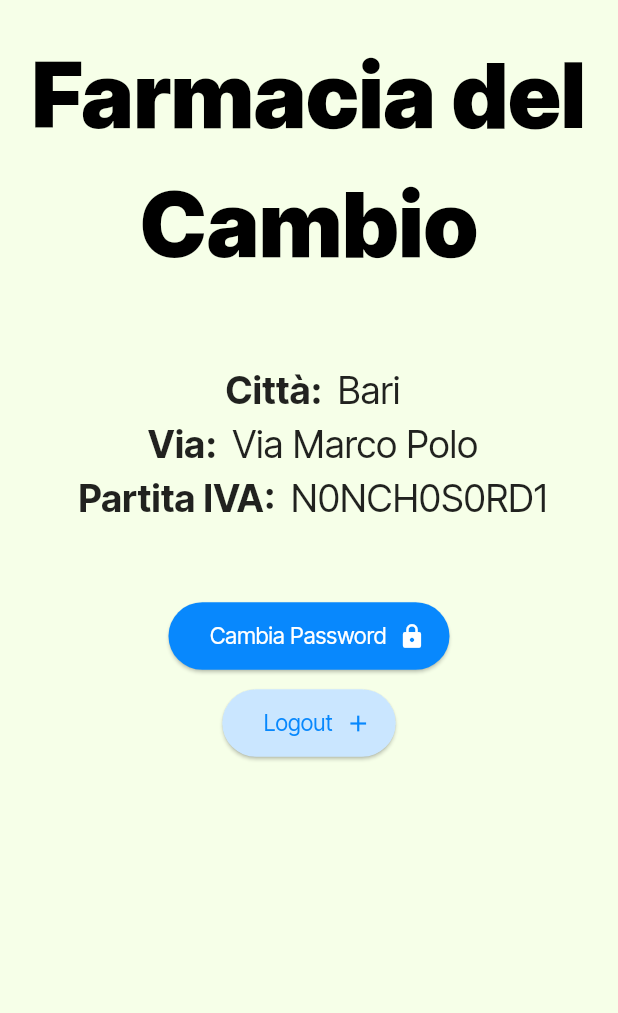
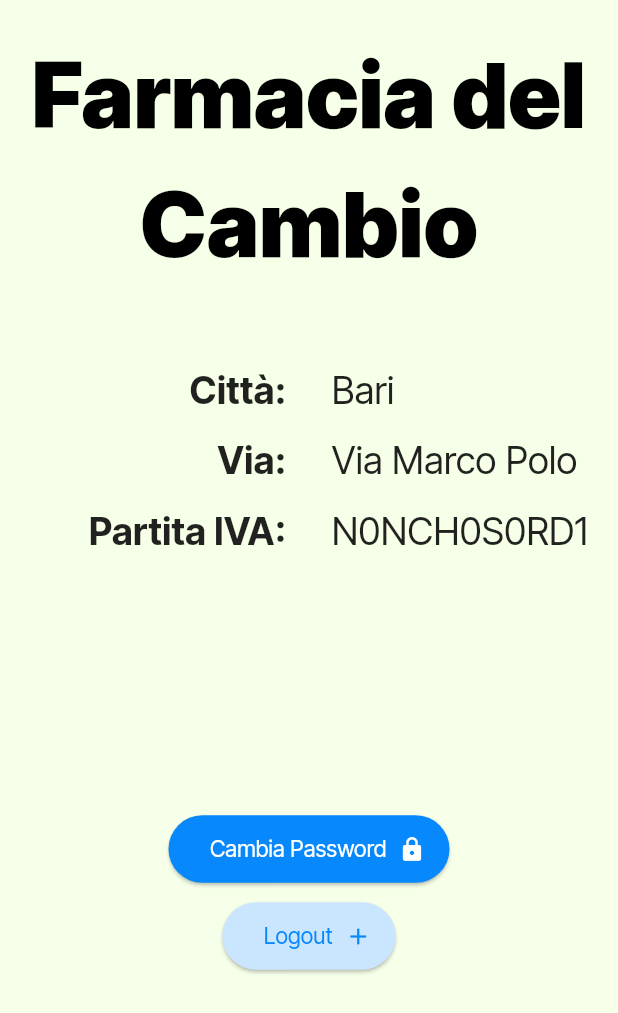
Before and after one commit to FLopriore/pharmate_farmacia, a Flutter app: the ProfilePage screen opened directly, on a phone screen of 412 x 824 dp. Shown: the top 1013 px of the screen. Run offline on Flutter 3.47's test engine with Material 2 defaults, Android fonts, the phone set to English and light mode, and no system bars; our stand-ins replace google_fonts.

Commit message:
Improved profile page

```diff
--- a/lib/screens/profile_page.dart
+++ b/lib/screens/profile_page.dart
@@ -21,9 +21,35 @@ class ProfilePage extends StatelessWidget {
               textAlign: TextAlign.center,
             ),
               const SizedBox(height: 50,),
+              /*
               const ProfileEntry(textParam: "Città: ", textEntry: 'Bari'),
               const ProfileEntry(textParam: "Via: ", textEntry: 'Via Marco Polo'),
-              const ProfileEntry(textParam: "Partita IVA: ", textEntry: 'N0NCH0S0RD1'),
+              const ProfileEntry(textParam: "Partita IVA: ", textEntry: 'N0NCH0S0RD1'),*/
+
+              /*
+                  Text('Città: ',style: const TextStyle(fontWeight: FontWeight.bold,fontSize: 25),textAlign: TextAlign.end,),
+                  Text('Bari',style: const TextStyle(fontWeight: FontWeight.normal,fontSize: 25),textAlign: TextAlign.start,),
+                  Text('Via: ',style: const TextStyle(fontWeight: FontWeight.bold,fontSize: 25),textAlign: TextAlign.end,),
+                  Text('Via Marco Polo',style: const TextStyle(fontWeight: FontWeight.normal,fontSize: 25),textAlign: TextAlign.start,),
+                  Text('Partita IVA: ',style: const TextStyle(fontWeight: FontWeight.bold,fontSize: 25),textAlign: TextAlign.end,),
+                  Text('N0NCH0S0RD1',style: const TextStyle(fontWeight: FontWeight.normal,fontSize: 25),textAlign: TextAlign.start,), */
+              SizedBox(width: 400, height: 250,
+              child:GridView.count(
+                  shrinkWrap: true,
+                  primary: false,
+                  crossAxisSpacing: 30,
+                  mainAxisSpacing: 10,
+                  childAspectRatio: 5,
+                  crossAxisCount: 2,
+                  children: <Widget>[
+                  Text('Città: ',style: const TextStyle(fontWeight: FontWeight.bold,fontSize: 25),textAlign: TextAlign.end,),
+                  Text('Bari',style: const TextStyle(fontWeight: FontWeight.normal,fontSize: 25),textAlign: TextAlign.start,),
+                  Text('Via: ',style: const TextStyle(fontWeight: FontWeight.bold,fontSize: 25),textAlign: TextAlign.end,),
+                  Text('Via Marco Polo',style: const TextStyle(fontWeight: FontWeight.normal,fontSize: 25),textAlign: TextAlign.start,),
+                  Text('Partita IVA: ',style: const TextStyle(fontWeight: FontWeight.bold,fontSize: 25),textAlign: TextAlign.end,),
+                  Text('N0NCH0S0RD1',style: const TextStyle(fontWeight: FontWeight.normal,fontSize: 25),textAlign: TextAlign.start,),
+                  ],
+                ),),
               const SizedBox(height: 50,),
               Directionality(
                 textDirection: TextDirection.rtl,
```
